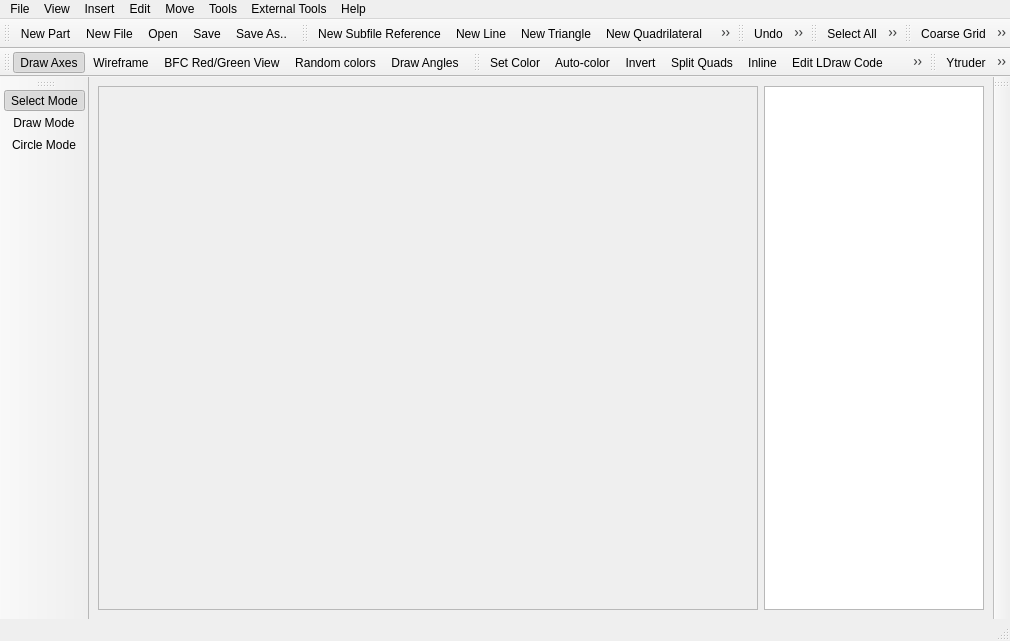
This is ui/ldforge.ui in crimsondusk/ldforge as Qt 5 draws it before an edit. The edited form follows.
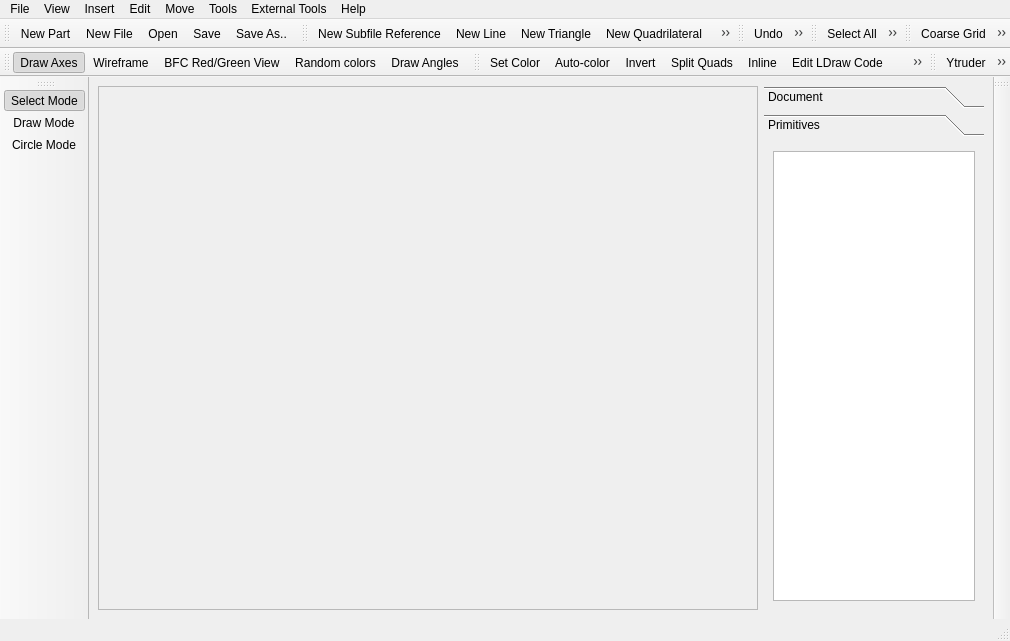
This is the edited form. The open tabs and pages were chosen to show the change. Icons and pictures are not drawn.

Commit message: - added primitives toolbox

Patch:
```diff
--- a/ui/ldforge.ui
+++ b/ui/ldforge.ui
@@ -38,6 +38,24 @@
        </widget>
       </item>
       <item>
+       <widget class="QToolBox" name="toolBox">
+        <property name="currentIndex">
+         <number>0</number>
+        </property>
+        <widget class="QWidget" name="pageDocument">
+         <property name="geometry">
+          <rect>
+           <x>0</x>
+           <y>0</y>
+           <width>233</width>
+           <height>436</height>
+          </rect>
+         </property>
+         <attribute name="label">
+          <string>Document</string>
+         </attribute>
+         <layout class="QVBoxLayout" name="verticalLayout_2">
+          <item>
        <widget class="QListWidget" name="objectList">
         <property name="sizePolicy">
          <sizepolicy hsizetype="Expanding" vsizetype="Expanding">
@@ -51,6 +69,40 @@
        </widget>
       </item>
      </layout>
+        </widget>
+        <widget class="QWidget" name="pagePrimitives">
+         <property name="geometry">
+          <rect>
+           <x>0</x>
+           <y>0</y>
+           <width>233</width>
+           <height>436</height>
+          </rect>
+         </property>
+         <attribute name="label">
+          <string>Primitives</string>
+         </attribute>
+         <layout class="QVBoxLayout" name="verticalLayout_3">
+          <item>
+           <widget class="QTreeWidget" name="primitives">
+            <property name="dragDropMode">
+             <enum>QAbstractItemView::DragOnly</enum>
+            </property>
+            <attribute name="headerVisible">
+             <bool>false</bool>
+            </attribute>
+            <column>
+             <property name="text">
+              <string notr="true">1</string>
+             </property>
+            </column>
+           </widget>
+          </item>
+         </layout>
+        </widget>
+       </widget>
+      </item>
+     </layout>
     </item>
    </layout>
   </widget>
```
Left out of the diff: 2 changed lines with no effect on the pictures. Lines whose indentation alone changed are shown as unchanged. The commit also changes 8 other files.
